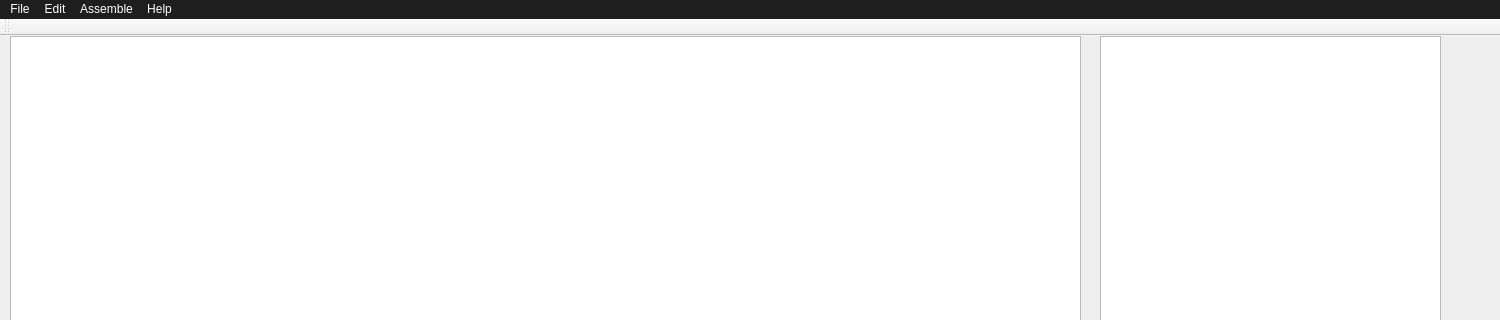
Old version of the form Basic_Computer/mainwindow.ui in the repository Alireza-Abrehforoush/Colossus; both pictures show x 0 to 1500 and y 0 to 320 of the 1500 by 700 pixel window.
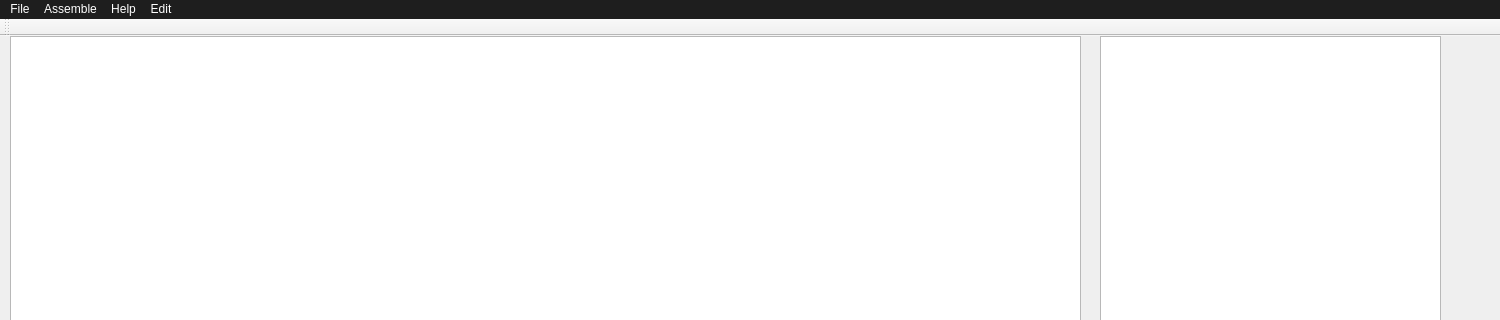
New version of the form.

Patch:
```diff
--- a/Basic_Computer/mainwindow.ui
+++ b/Basic_Computer/mainwindow.ui
@@ -74,9 +74,9 @@
     </property>
    </widget>
    <addaction name="menuFile"/>
-   <addaction name="menuEdit"/>
    <addaction name="menuAssemble"/>
    <addaction name="menuHelp"/>
+   <addaction name="menuEdit"/>
   </widget>
   <widget class="QToolBar" name="mainToolBar">
    <attribute name="toolBarArea">
```
Left out of the diff: 59 changed lines with no effect on the pictures.
